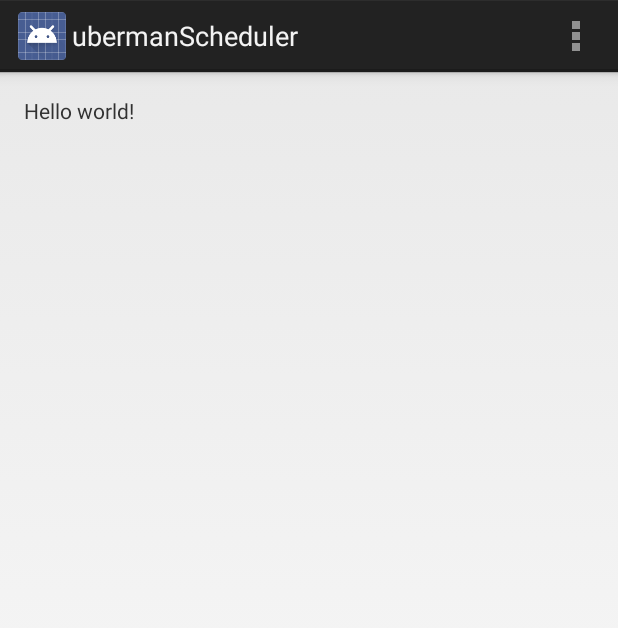
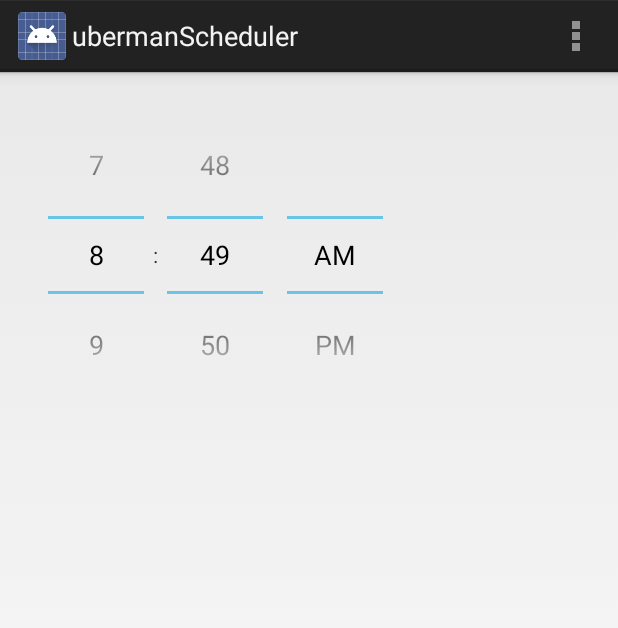
Before and after one commit to ginellegaisano/FitBuzzSE, an Android app: the ubermanScheduler screen opened directly, with no data from a screen before it, on a phone screen of 412 x 824 dp. Shown: the top 628 px of the screen. Run offline under Robolectric (Android 15) with nearby library versions, the phone set to English and light mode, and no system bars.

Commit message:
Added uberman start time picker

```diff
--- a/android/app/src/main/AndroidManifest.xml
+++ b/android/app/src/main/AndroidManifest.xml
@@ -25,7 +25,7 @@
                 android:value="com.example.android.app.sleepChooserListActivity" />
         </activity>
         <activity
-            android:name="com.example.android.app.ubermanScheduler"
+            android:name=".ubermanScheduler"
             android:label="@string/title_activity_uberman_scheduler" >
         </activity>
         <activity
--- a/android/app/src/main/java/com/example/android/app/ubermanScheduler.java
+++ b/android/app/src/main/java/com/example/android/app/ubermanScheduler.java
@@ -1,9 +1,14 @@
 package com.example.android.app;
 
 import android.app.Activity;
+import android.app.FragmentTransaction;
+import android.app.TimePickerDialog;
 import android.os.Bundle;
+import android.support.v4.app.Fragment;
+import android.support.v4.app.FragmentActivity;
 import android.view.Menu;
 import android.view.MenuItem;
+import android.widget.TimePicker;
 
 import com.example.android.app.R;
 
@@ -13,6 +18,8 @@ public class ubermanScheduler extends Activity {
     protected void onCreate(Bundle savedInstanceState) {
         super.onCreate(savedInstanceState);
         setContentView(R.layout.activity_uberman_scheduler);
+
+        TimePicker timePicker1 = (TimePicker) findViewById(R.id.timePicker);
     }
 
 
@@ -35,5 +42,4 @@ public class ubermanScheduler extends Activity {
         }
         return super.onOptionsItemSelected(item);
     }
-
 }
--- a/android/app/src/main/res/layout/activity_scheduler_tutorial.xml
+++ b/android/app/src/main/res/layout/activity_scheduler_tutorial.xml
@@ -24,7 +24,7 @@
         android:textColor="#ffffff"
         android:text="I got it!"
         android:onClick="finishTutorial"
-        android:layout_below="@id/description"
-        android:gravity="center"/>
+        android:layout_below="@+id/description"
+        android:gravity="center" />
 
 </RelativeLayout>
--- a/android/app/src/main/res/layout/activity_uberman_scheduler.xml
+++ b/android/app/src/main/res/layout/activity_uberman_scheduler.xml
@@ -8,8 +8,8 @@
     android:paddingBottom="@dimen/activity_vertical_margin"
     tools:context="com.example.android.app.ubermanScheduler">
 
-    <TextView
-        android:text="@string/hello_world"
+    <TimePicker
+        android:id="@+id/timePicker"
         android:layout_width="wrap_content"
         android:layout_height="wrap_content" />
 
--- a/android/app/src/main/res/values/strings.xml
+++ b/android/app/src/main/res/values/strings.xml
@@ -15,5 +15,6 @@
     <string name="title_section1">Section 1</string>
     <string name="title_section2">Section 2</string>
     <string name="title_section3">Section 3</string>
+    <string name="hello_blank_fragment">Hello blank fragment</string>
 
 </resources>
```
